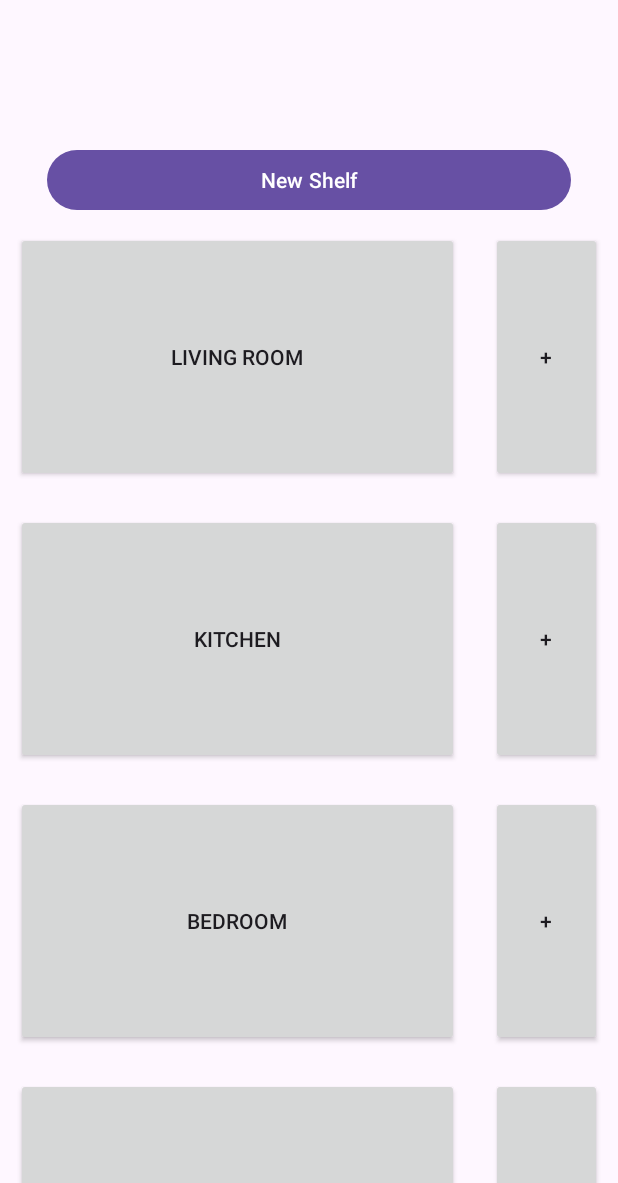
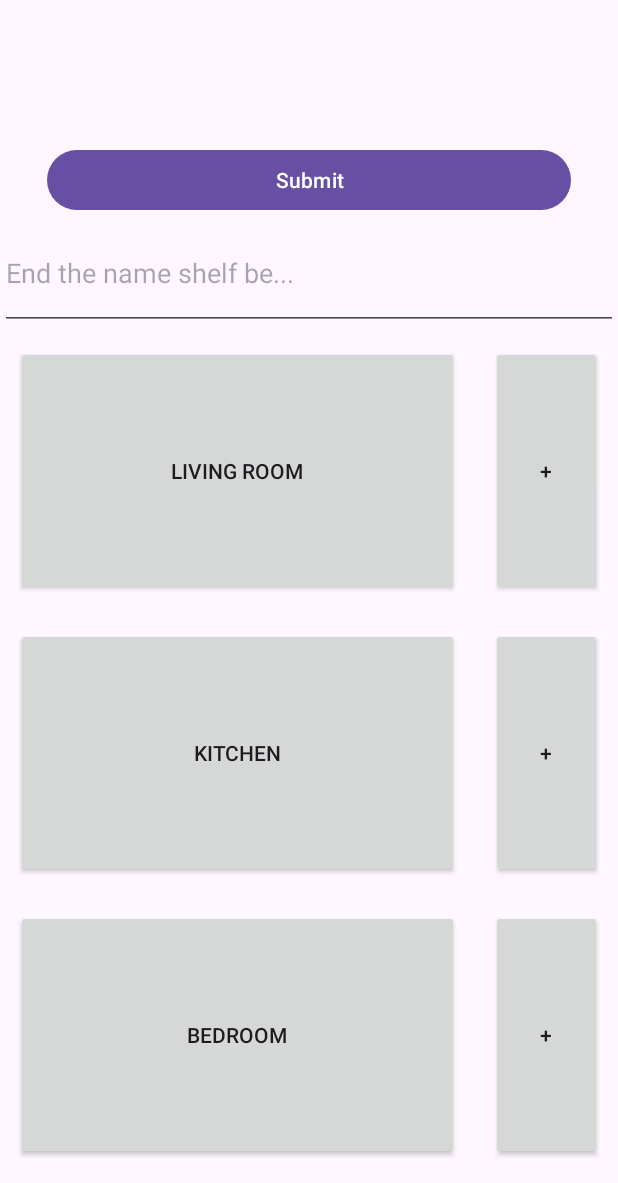
Before and after one commit to bynajmniejIgnor/GoShelf, an Android app: the screen it shows after launch (MainActivity), after a tap on "New Shelf", on a phone screen of 412 x 824 dp, the part 53-1236 px from its top. Run offline under Robolectric (Android 15) with nearby library versions, the phone set to English and light mode, and no system bars.

Commit message:
Added user input shelf naming

```diff
--- a/frontend/app/src/main/java/com/example/goshelf/ShelfList.kt
+++ b/frontend/app/src/main/java/com/example/goshelf/ShelfList.kt
@@ -1,11 +1,13 @@
 package com.example.goshelf
 
+import android.app.AlertDialog
 import android.os.Bundle
 import androidx.fragment.app.Fragment
 import android.view.LayoutInflater
 import android.view.View
 import android.view.ViewGroup
 import android.widget.Button
+import android.widget.EditText
 import android.widget.LinearLayout
 import android.widget.Toast
 
@@ -17,19 +19,26 @@ class ShelfList : Fragment(R.layout.fragment_list) {
         val view = inflater.inflate(R.layout.fragment_list, container, false)
 
         val newShelfBtn = view.findViewById<Button>(R.id.new_shelf_btn)
+        val newShelfNameField = view.findViewById<EditText>(R.id.new_shelf_name)
+        var newSelfName: String = ""
 
         newShelfBtn.setOnClickListener{
-            createShelf(view, "New Shelf",0)
+            if (newShelfBtn.text == "New Shelf"){
+                newShelfNameField.visibility = View.VISIBLE
+                newShelfBtn.text = "Submit"
+            }
+            else{
+                newSelfName = newShelfNameField.getText().toString()
+                createShelf(view, newSelfName, 0)
+                newShelfNameField.visibility = View.GONE
+                newShelfBtn.text = "New Shelf"
+            }
         }
         return view
     }
 
     override fun onViewCreated(view: View, savedInstanceState: Bundle?) {
         super.onViewCreated(view, savedInstanceState)
-
-
-        val loadedShelves = arguments?.getString("loadedShelves")
-
         createShelf(view, "Living room", 0)
         createShelf(view, "Kitchen", 0)
         createShelf(view, "Bedroom", 0)
--- a/frontend/app/src/main/res/layout/activity_main.xml
+++ b/frontend/app/src/main/res/layout/activity_main.xml
@@ -5,6 +5,7 @@
     android:layout_width="match_parent"
     android:layout_height="match_parent"
     tools:context=".MainActivity">
+
 
     <FrameLayout
         android:id="@+id/fragment_container"
@@ -15,6 +16,9 @@
         app:layout_constraintHorizontal_bias="0.0"
         app:layout_constraintStart_toStartOf="parent"
         app:layout_constraintTop_toBottomOf="@+id/fragmentContainerView" />
+
+
+
 
     <androidx.fragment.app.FragmentContainerView
         android:id="@+id/fragmentContainerView"
--- a/frontend/app/src/main/res/layout/fragment_list.xml
+++ b/frontend/app/src/main/res/layout/fragment_list.xml
@@ -5,10 +5,18 @@
     android:orientation="vertical"
     android:gravity="center">
 
-
     <Button
         android:id="@+id/new_shelf_btn"
         android:layout_width="349dp"
         android:layout_height="wrap_content"
         android:text="New Shelf" />
+
+    <EditText
+        android:id="@+id/new_shelf_name"
+        android:layout_width="match_parent"
+        android:layout_height="76dp"
+        android:hint="End the name shelf be..."
+        android:inputType="text"
+        android:visibility="gone" />
+
 </LinearLayout>
```
